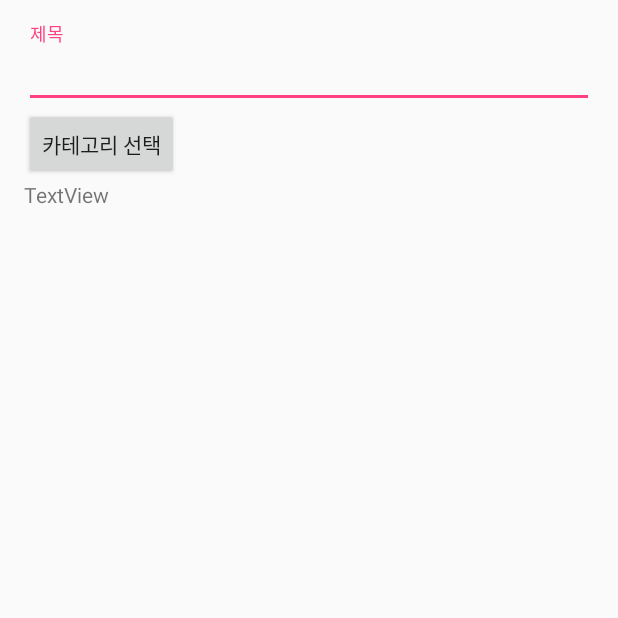
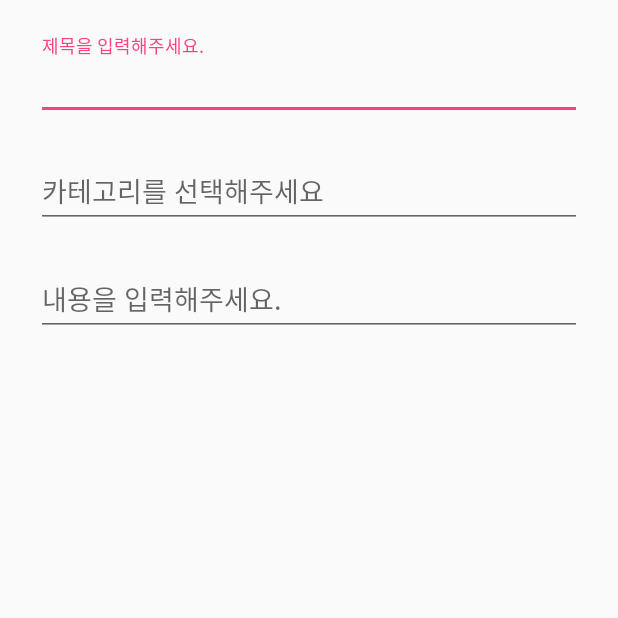
Before and after one commit to n4u1/Test130, an Android app: the UserContentsUploadActivity screen opened directly, with no data from a screen before it, on a phone screen of 412 x 824 dp, the top half of it. Run offline under Robolectric (Android 15) with nearby library versions, the phone set to English and light mode, and no system bars.

Commit message:
20180724_0315

```diff
--- a/app/src/main/java/com/example/n4u1/test130/views/UserContentsUploadActivity.java
+++ b/app/src/main/java/com/example/n4u1/test130/views/UserContentsUploadActivity.java
@@ -6,35 +6,42 @@ import android.support.v4.app.DialogFragment;
 import android.support.v7.app.AppCompatActivity;
 import android.os.Bundle;
 import android.view.View;
-import android.widget.Button;
-import android.widget.CheckBox;
+import android.widget.EditText;
 import android.widget.TextView;
 import android.widget.Toast;
 
 import com.example.n4u1.test130.R;
-import com.example.n4u1.test130.dialog.AddCategoryDialog;
+
 import com.example.n4u1.test130.dialog.ContentChoiceDialog;
 
 import java.util.ArrayList;
 
 public class UserContentsUploadActivity extends AppCompatActivity implements ContentChoiceDialog.ContentChoiceDialogListener {
 
-    private AddCategoryDialog mAddCategoryDialog;
-    private Button mRightButton;
-    private Button mLeftButton;
 
         @Override
     protected void onCreate(Bundle savedInstanceState) {
         super.onCreate(savedInstanceState);
         setContentView(R.layout.activity_user_contents_upload);
 
+//
+//        findViewById(R.id.button_addCategory).setOnClickListener(new View.OnClickListener() {
+//            @Override
+//            public void onClick(View view) {
+//                ContentChoiceDialog contentChoiceDialog = new ContentChoiceDialog();
+//                contentChoiceDialog.show(getSupportFragmentManager(), "Category Choice");
+//
+//            }
+//        });
 
-        findViewById(R.id.button_addCategory).setOnClickListener(new View.OnClickListener() {
+        EditText editText = findViewById(R.id.editText_addCategory);
+            editText.setFocusable(false);
+            editText.setClickable(false);
+            editText.setOnClickListener(new View.OnClickListener() {
                 @Override
                 public void onClick(View view) {
                     ContentChoiceDialog contentChoiceDialog = new ContentChoiceDialog();
                     contentChoiceDialog.show(getSupportFragmentManager(), "Category Choice");
-
                 }
             });
 
@@ -45,27 +52,12 @@ public class UserContentsUploadActivity extends AppCompatActivity implements Con
     protected void onActivityResult(int requestCode, int resultCode, Intent data) {
 //        super.onActivityResult(requestCode, resultCode, data);
 
-        if (resultCode == 3959) {
-            TextView textView = findViewById(R.id.textView_choiceCategory);
-            Intent intent = getIntent();
-//            Bundle mArgs = new Bundle();
-//
-            String stringResult = "";
-            String[] myStrings = intent.getStringArrayExtra("Strings");
-            for (int i = 0; i < 12; i++) {
-                if (!myStrings[i].equals("")) {
-                    stringResult = stringResult + myStrings[i];
-                }
-            }
-            textView.setText(stringResult);
-
-        }
     }
 
 
     @Override
     public void onDialogPositiveClick(ArrayList arrayList) {
-        TextView textView = findViewById(R.id.textView_choiceCategory);
+        TextView textView = findViewById(R.id.editText_addCategory);
         String string = arrayList.toString();
         String resultString = string.replace("[", "").replace("]","");
 
--- a/app/src/main/res/layout/activity_user_contents_upload.xml
+++ b/app/src/main/res/layout/activity_user_contents_upload.xml
@@ -12,31 +12,66 @@
         android:layout_height="wrap_content">
 
         <android.support.design.widget.TextInputLayout
+            android:padding="8dp"
             android:layout_width="match_parent"
             android:layout_height="match_parent">
 
             <android.support.design.widget.TextInputEditText
                 android:layout_width="match_parent"
                 android:layout_height="wrap_content"
-                android:hint="제목" />
+                android:hint="제목을 입력해주세요." />
         </android.support.design.widget.TextInputLayout>
 
         <RelativeLayout
+            android:padding="8dp"
             android:layout_width="fill_parent"
             android:layout_height="wrap_content">
 
-            <Button
-                android:id="@+id/button_addCategory"
-                android:layout_width="wrap_content"
-                android:layout_height="wrap_content"
-                android:text="카테고리 선택" />
+            <android.support.design.widget.TextInputLayout
+                android:layout_width="match_parent"
+                android:layout_height="match_parent">
 
-            <TextView
-                android:layout_below="@+id/button_addCategory"
-                android:id="@+id/textView_choiceCategory"
+                <android.support.design.widget.TextInputEditText
+
+                    android:id="@+id/editText_addCategory"
+                    android:layout_width="match_parent"
+                    android:layout_height="wrap_content"
+                    android:hint="카테고리를 선택해주세요" />
+            </android.support.design.widget.TextInputLayout>
+            <!--<Button-->
+                <!--android:id="@+id/button_addCategory"-->
+                <!--android:layout_width="wrap_content"-->
+                <!--android:layout_height="match_parent"-->
+                <!--android:text="카테고리 선택" />-->
+
+            <!--<TextView-->
+                <!--android:layout_marginLeft="8dp"-->
+                <!--android:layout_centerVertical="true"-->
+                <!--android:layout_toRightOf="@+id/button_addCategory"-->
+                <!--android:hint="카테고리를 선택해주세요."-->
+                <!--android:id="@+id/textView_choiceCategory"-->
+                <!--android:layout_width="wrap_content"-->
+                <!--android:layout_height="match_parent"-->
+                <!--/>-->
+
+        </RelativeLayout>
+
+
+        <RelativeLayout
+            android:padding="8dp"
+            android:layout_width="fill_parent"
+            android:layout_height="wrap_content">
+
+
+            <android.support.design.widget.TextInputLayout
                 android:layout_width="match_parent"
-                android:layout_height="100dp"
-                android:text="TextView" />
+                android:layout_height="match_parent">
+
+                <android.support.design.widget.TextInputEditText
+                    android:layout_width="match_parent"
+                    android:layout_height="wrap_content"
+                    android:hint="내용을 입력해주세요." />
+            </android.support.design.widget.TextInputLayout>
 
         </RelativeLayout>
 
```
Lines whose indentation alone changed are shown as unchanged.
